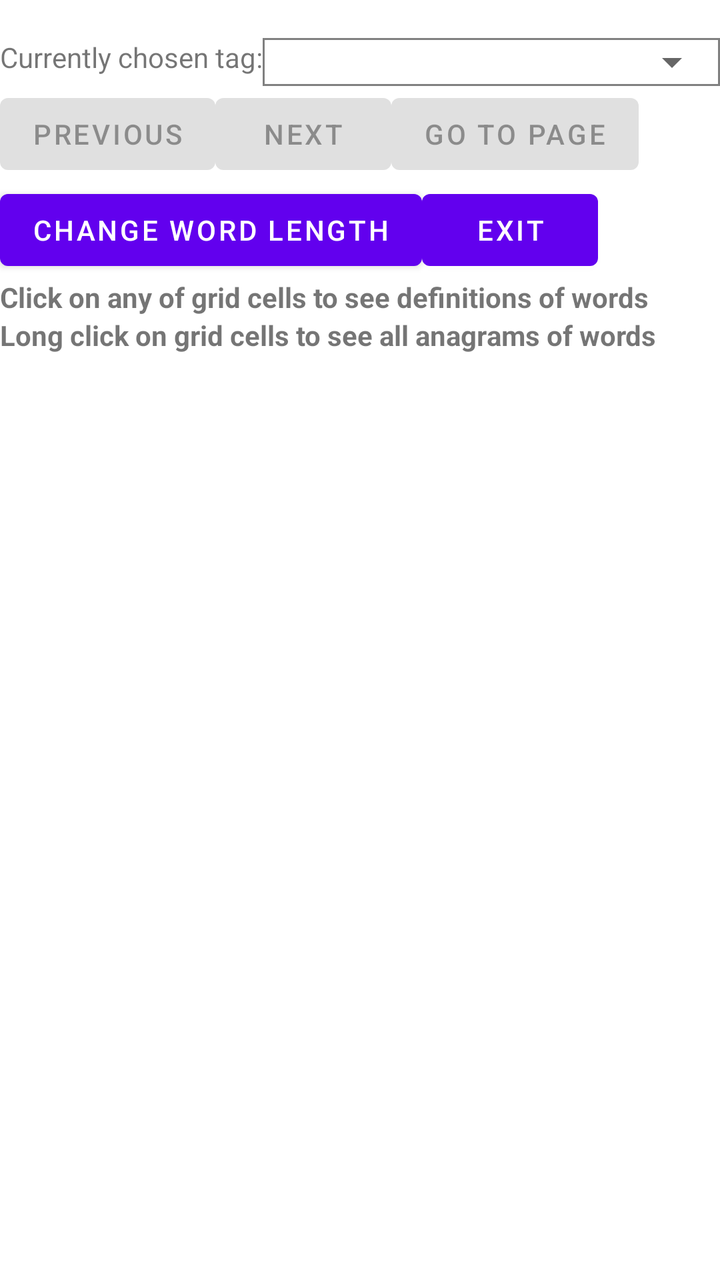
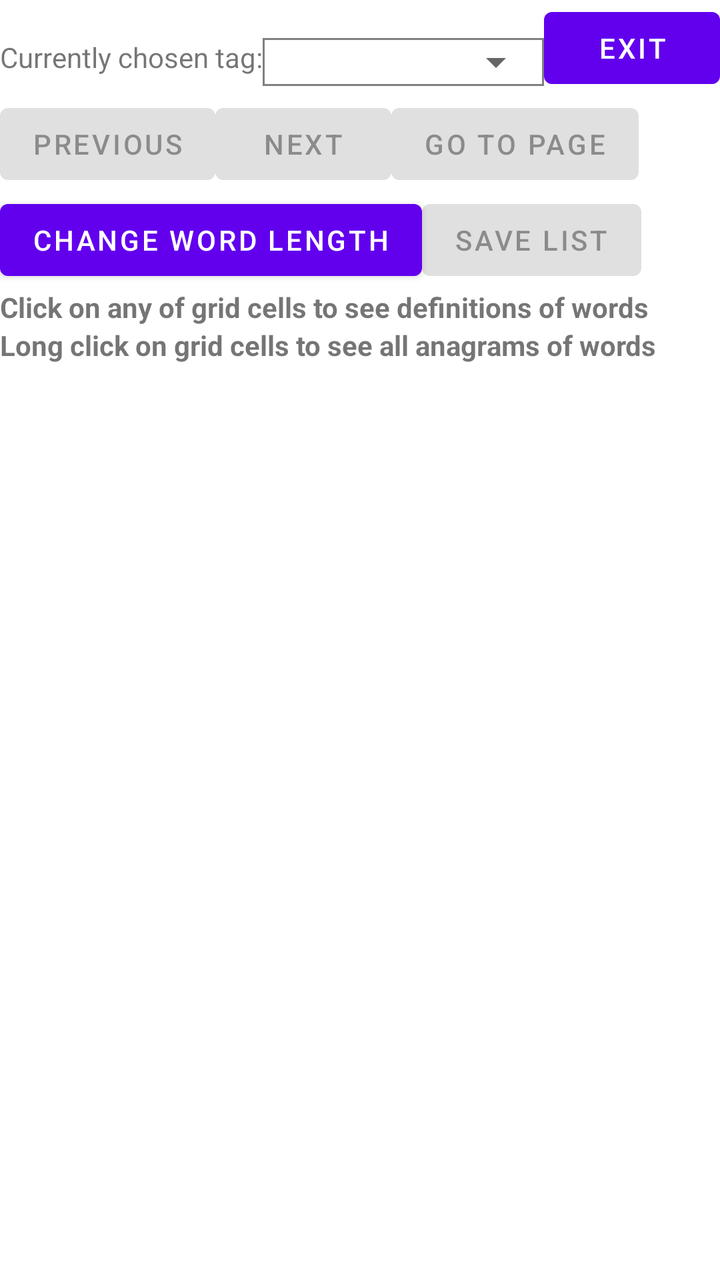

The first picture is an Android layout as it rendered before a commit; the second is the same layout after the commit. The layout source and the unified diff follow.
<!-- AndroidManifest.xml: application theme Theme.WordStudy -->
<!-- res/layout/app_bar_main.xml -->
<?xml version="1.0" encoding="utf-8"?>
<androidx.core.widget.NestedScrollView xmlns:android="http://schemas.android.com/apk/res/android"
    xmlns:tools="http://schemas.android.com/tools"
    android:layout_width="match_parent"
    android:layout_height="wrap_content"
    tools:context=".MainActivity">
    <LinearLayout
        android:layout_width="match_parent"
        android:layout_height="wrap_content"
        android:orientation="vertical">
        <TextView
            android:layout_width="wrap_content"
            android:layout_height="wrap_content"
            android:textStyle="bold"
            android:id="@+id/textview1">
        </TextView>
        <LinearLayout
            android:layout_width="match_parent"
            android:layout_height="wrap_content"
            android:orientation="horizontal">
            <TextView
                android:layout_width="wrap_content"
                android:layout_height="wrap_content"
                android:text="Currently chosen tag:"
                android:id="@+id/textview8">
            </TextView>
            <FrameLayout
                android:layout_width="match_parent"
                android:layout_height="wrap_content"
                android:background="@drawable/rectangle">
                <Spinner
                    android:id="@+id/spinner1"
                    android:layout_width="match_parent"
                    android:layout_height="wrap_content" />
            </FrameLayout>
        </LinearLayout>
        <LinearLayout
            android:layout_width="match_parent"
            android:layout_height="wrap_content"
            android:orientation="horizontal">
            <Button
                android:layout_width="wrap_content"
                android:layout_height="wrap_content"
                android:text="Previous"
                android:enabled="false"
                android:id="@+id/button1">
            </Button>
            <Button
                android:layout_width="wrap_content"
                android:layout_height="wrap_content"
                android:text="Next"
                android:enabled="false"
                android:id="@+id/button2">
            </Button>
            <Button
                android:layout_width="wrap_content"
                android:layout_height="wrap_content"
                android:text="Go To Page"
                android:enabled="false"
                android:id="@+id/button5">
            </Button>
        </LinearLayout>
        <LinearLayout
            android:layout_width="match_parent"
            android:layout_height="wrap_content"
            android:orientation="horizontal">
            <Button
                android:layout_width="wrap_content"
                android:layout_height="wrap_content"
                android:text="Change Word Length"
                android:id="@+id/button3">
            </Button>
            <Button
                android:layout_width="wrap_content"
                android:layout_height="wrap_content"
                android:text="Exit"
                android:id="@+id/button12">
            </Button>
        </LinearLayout>
        <LinearLayout
            android:layout_width="match_parent"
            android:layout_height="wrap_content"
            android:orientation="vertical">
            <TextView
                android:layout_width="wrap_content"
                android:layout_height="wrap_content"
                android:text="Click on any of grid cells to see definitions of words"
                android:textStyle="bold"
                android:id="@+id/textview7">
            </TextView>
            <TextView
                android:layout_width="wrap_content"
                android:layout_height="wrap_content"
                android:text="Long click on grid cells to see all anagrams of words"
                android:textStyle="bold"
                android:id="@+id/textview9">
            </TextView>
            <androidx.recyclerview.widget.RecyclerView
                android:id="@+id/gridview1"
                android:clipToPadding="false"
                android:layout_width="match_parent"
                android:layout_height="wrap_content" />
            <TextView
                android:layout_width="wrap_content"
                android:layout_height="wrap_content"
                android:id="@+id/textview2">
            </TextView>
        </LinearLayout>
    </LinearLayout>
</androidx.core.widget.NestedScrollView>
<!-- resources referenced by this layout -->
<resources>
  <!-- drawable rectangle (drawable) -->
  <?xml version="1.0" encoding="utf-8"?>
  <shape xmlns:android="http://schemas.android.com/apk/res/android">
      <stroke
          android:width="1dp"
          android:color="@color/gray"/>
  </shape>
  <style name="Theme.WordStudy" parent="Theme.MaterialComponents.DayNight.NoActionBar">
          
          <item name="colorPrimary">@color/purple_500</item>
          <item name="colorPrimaryVariant">@color/purple_700</item>
          <item name="colorOnPrimary">@color/white</item>
          
          <item name="colorSecondary">@color/teal_200</item>
          <item name="colorSecondaryVariant">@color/teal_700</item>
          <item name="colorOnSecondary">@color/black</item>
          
          <item name="android:statusBarColor" tools:targetApi="l">?attr/colorPrimaryVariant</item>
          
      </style>
  <color name="gray">#FF808080</color>
  <color name="purple_500">#FF6200EE</color>
  <color name="purple_700">#FF3700B3</color>
  <color name="white">#FFFFFFFF</color>
  <color name="teal_200">#FF03DAC5</color>
  <color name="teal_700">#FF018786</color>
  <color name="black">#FF000000</color>
</resources>

<!-- the commit's change to res/layout/app_bar_main.xml (unified diff, before → after) -->
@@ -8,31 +8,55 @@
         android:layout_width="match_parent"
         android:layout_height="wrap_content"
         android:orientation="vertical">
-        <TextView
-            android:layout_width="wrap_content"
-            android:layout_height="wrap_content"
-            android:textStyle="bold"
-            android:id="@+id/textview1">
-        </TextView>
         <LinearLayout
             android:layout_width="match_parent"
             android:layout_height="wrap_content"
             android:orientation="horizontal">
-            <TextView
+            <LinearLayout
+                android:layout_width="0dp"
+                android:layout_height="wrap_content"
+                android:layout_weight="1"
+                android:orientation="vertical">
+                <TextView
+                    android:layout_width="wrap_content"
+                    android:layout_height="wrap_content"
+                    android:textStyle="bold"
+                    android:id="@+id/textview1">
+                </TextView>
+                <LinearLayout
+                    android:layout_width="match_parent"
+                    android:layout_height="wrap_content"
+                    android:orientation="horizontal">
+                    <TextView
+                        android:layout_width="wrap_content"
+                        android:layout_height="wrap_content"
+                        android:text="Currently chosen tag:"
+                        android:id="@+id/textview8">
+                    </TextView>
+                    <FrameLayout
+                        android:layout_width="match_parent"
+                        android:layout_height="wrap_content"
+                        android:background="@drawable/rectangle">
+                        <Spinner
+                            android:id="@+id/spinner1"
+                            android:layout_width="match_parent"
+                            android:layout_height="wrap_content" />
+                    </FrameLayout>
+                </LinearLayout>
+            </LinearLayout>
+            <LinearLayout
                 android:layout_width="wrap_content"
                 android:layout_height="wrap_content"
-                android:text="Currently chosen tag:"
-                android:id="@+id/textview8">
-            </TextView>
-            <FrameLayout
-                android:layout_width="match_parent"
-                android:layout_height="wrap_content"
-                android:background="@drawable/rectangle">
-                <Spinner
-                    android:id="@+id/spinner1"
-                    android:layout_width="match_parent"
-                    android:layout_height="wrap_content" />
-            </FrameLayout>
+                android:layout_gravity="end"
+                android:orientation="vertical">
+                <Button
+                    android:layout_width="wrap_content"
+                    android:layout_height="wrap_content"
+                    android:text="Exit"
+                    android:layout_gravity="center"
+                    android:id="@+id/button12">
+                </Button>
+            </LinearLayout>
         </LinearLayout>
         <LinearLayout
             android:layout_width="match_parent"
@@ -73,8 +97,9 @@
             <Button
                 android:layout_width="wrap_content"
                 android:layout_height="wrap_content"
-                android:text="Exit"
-                android:id="@+id/button12">
+                android:text="Save List"
+                android:enabled="false"
+                android:id="@+id/button49">
             </Button>
         </LinearLayout>
         <LinearLayout
